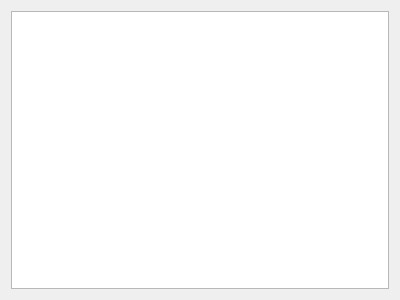
This is BackgroundTasks/JobViewer.ui in KDE/kphotoalbum as Qt 5 draws it before an edit. The edited form follows.
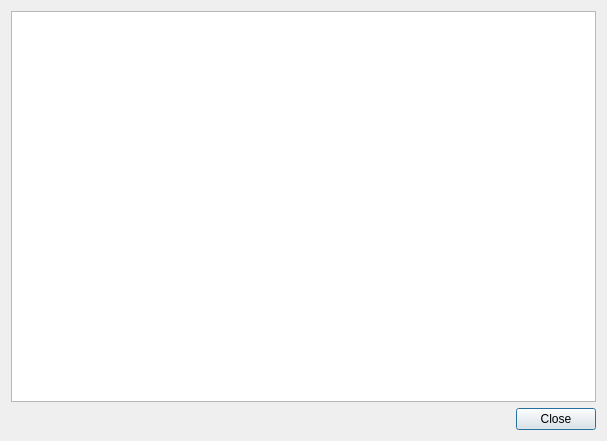
This is the edited form.

Commit message: being a KDialog doesn't add any value, so chaning to be a QDialog with only a close button

What changed in the file:
```diff
--- a/BackgroundTasks/JobViewer.ui
+++ b/BackgroundTasks/JobViewer.ui
@@ -1,13 +1,13 @@
 <?xml version="1.0" encoding="UTF-8"?>
 <ui version="4.0">
  <class>JobViewer</class>
- <widget class="QWidget" name="JobViewer">
+ <widget class="QDialog" name="JobViewer">
   <property name="geometry">
    <rect>
     <x>0</x>
     <y>0</y>
-    <width>400</width>
-    <height>300</height>
+    <width>607</width>
+    <height>441</height>
    </rect>
   </property>
   <property name="windowTitle">
@@ -17,6 +17,30 @@
    <item>
     <widget class="QTreeView" name="view"/>
    </item>
+   <item>
+    <layout class="QHBoxLayout" name="horizontalLayout">
+     <item>
+      <spacer name="horizontalSpacer">
+       <property name="orientation">
+        <enum>Qt::Horizontal</enum>
+       </property>
+       <property name="sizeHint" stdset="0">
+        <size>
+         <width>40</width>
+         <height>20</height>
+        </size>
+       </property>
+      </spacer>
+     </item>
+     <item>
+      <widget class="QPushButton" name="pushButton">
+       <property name="text">
+        <string>Close</string>
+       </property>
+      </widget>
+     </item>
+    </layout>
+   </item>
   </layout>
  </widget>
  <resources/>
```
Left out of the diff: 19 changed lines with no effect on the pictures. The commit also changes 2 other files.
